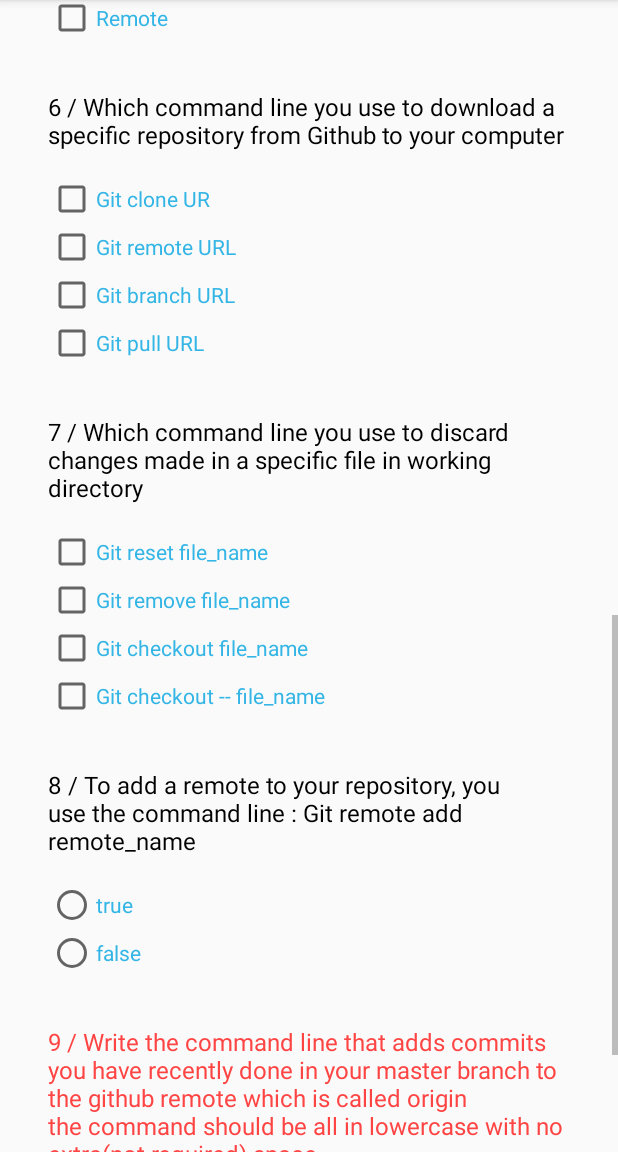
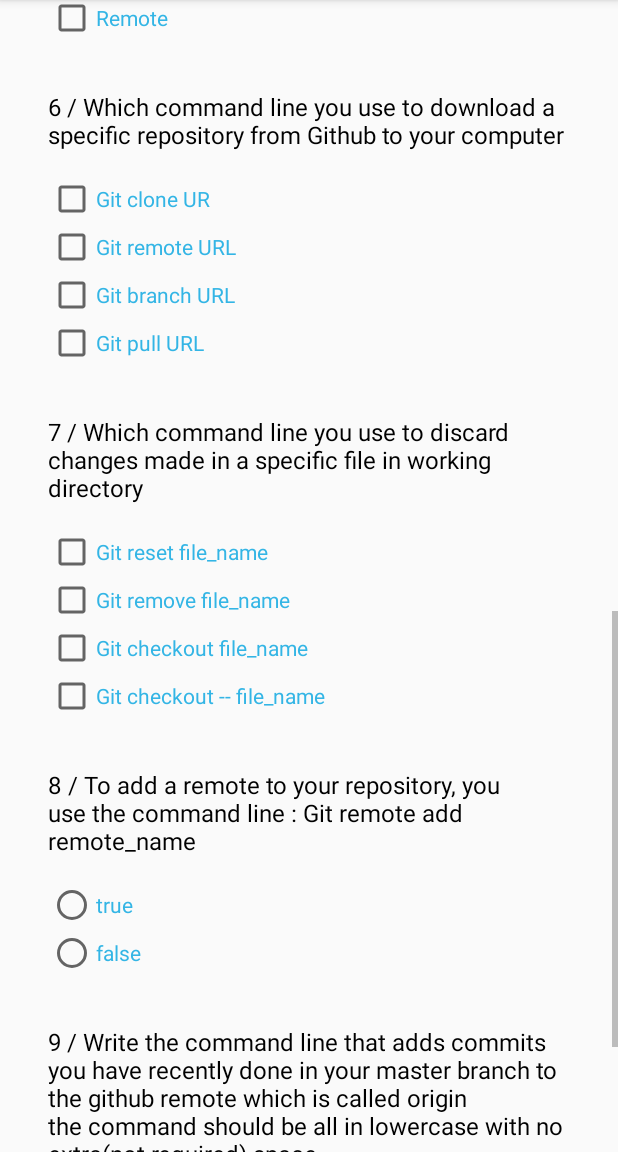
Before and after one commit to hossamnasser938/VCS_Quiz, an Android app: the screen it shows after launch (MainActivity), scrolled down 1074 dp, on a phone screen of 412 x 824 dp, the part 84-1236 px from its top. Run offline under Robolectric (Android 15) with nearby library versions, the phone set to English and light mode, and no system bars.

Commit message:
Make grade out of 9 and use proper style for question9 text

```diff
--- a/app/src/main/java/com/example/android/VCSQuiz/MainActivity.java
+++ b/app/src/main/java/com/example/android/VCSQuiz/MainActivity.java
@@ -23,7 +23,7 @@ public class MainActivity extends AppCompatActivity {
     public void submitAnswer(View view){
         EditText nameEditText = (EditText) findViewById(R.id.name_edit_text);
         String studentName = nameEditText.getText().toString();
-        Toast toast = Toast.makeText(this , "You 've got " + calculateGrade() + " out of 8 , " + studentName , Toast.LENGTH_LONG);
+        Toast toast = Toast.makeText(this , "You 've got " + calculateGrade() + " out of 9 , " + studentName , Toast.LENGTH_LONG);
         toast.show();
     }
 
--- a/app/src/main/res/layout/activity_main.xml
+++ b/app/src/main/res/layout/activity_main.xml
@@ -249,7 +249,7 @@
             style="@style/BasicQuestionLinearLayout">
 
             <TextView
-                style="@style/BasicMainQuestionText"
+                style="@style/BasicQuestionText"
                 android:text="@string/question9"/>
 
             <EditText
```
